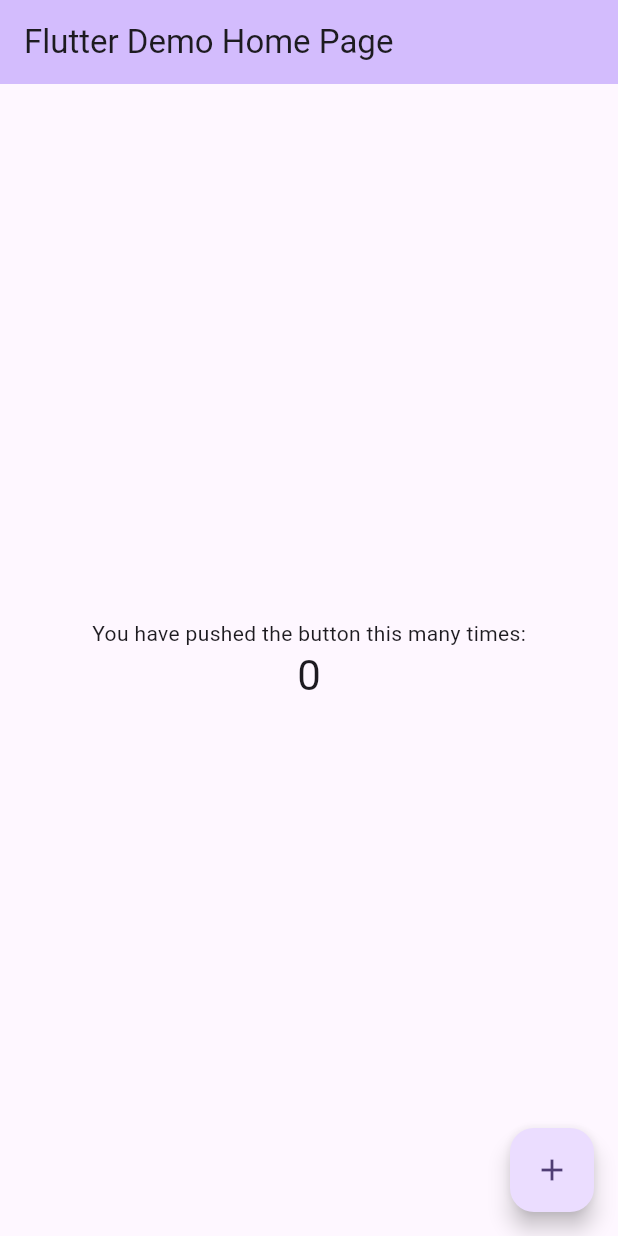
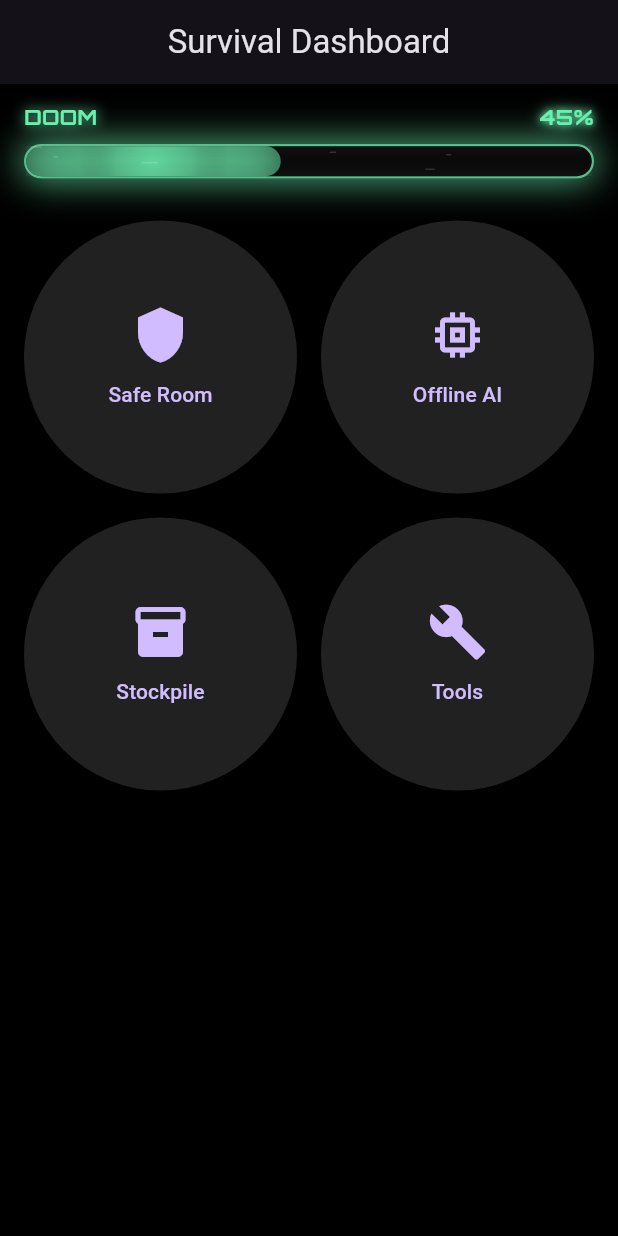
Before and after one commit to tom-robinsonuk/survival_app, a Flutter app: the screen it shows after launch, on a phone screen of 412 x 824 dp. Run offline on Flutter 3.47's test engine with Material 3 defaults, Android fonts, the phone set to English and light mode, and no system bars; drawn by our look-alikes of flutter_animate; our stand-ins replace google_fonts.

Commit message:
Updated to include a base Survival Dashboard, also added a loading bar for threat level, which now changes colour based on percentage e.g green < 50,  80> red

```diff
--- a/lib/main.dart
+++ b/lib/main.dart
@@ -1,122 +1,23 @@
 import 'package:flutter/material.dart';
+import 'screens/home_screen.dart';
 
 void main() {
-  runApp(const MyApp());
+  runApp(SurvivalApp());
 }
 
-class MyApp extends StatelessWidget {
-  const MyApp({super.key});
+class SurvivalApp extends StatelessWidget {
+  const SurvivalApp({super.key});
 
-  // This widget is the root of your application.
   @override
   Widget build(BuildContext context) {
     return MaterialApp(
-      title: 'Flutter Demo',
-      theme: ThemeData(
-        // This is the theme of your application.
-        //
-        // TRY THIS: Try running your application with "flutter run". You'll see
-        // the application has a purple toolbar. Then, without quitting the app,
-        // try changing the seedColor in the colorScheme below to Colors.green
-        // and then invoke "hot reload" (save your changes or press the "hot
-        // reload" button in a Flutter-supported IDE, or press "r" if you used
-        // the command line to start the app).
-        //
-        // Notice that the counter didn't reset back to zero; the application
-        // state is not lost during the reload. To reset the state, use hot
-        // restart instead.
-        //
-        // This works for code too, not just values: Most code changes can be
-        // tested with just a hot reload.
-        colorScheme: ColorScheme.fromSeed(seedColor: Colors.deepPurple),
+      title: 'Survival App',
+      theme: ThemeData.dark().copyWith(
+        scaffoldBackgroundColor: Colors.black,
+        primaryColor: Colors.greenAccent,
       ),
-      home: const MyHomePage(title: 'Flutter Demo Home Page'),
+      debugShowCheckedModeBanner: false,
+      home: HomeScreen(),
     );
   }
 }
-
-class MyHomePage extends StatefulWidget {
-  const MyHomePage({super.key, required this.title});
-
-  // This widget is the home page of your application. It is stateful, meaning
-  // that it has a State object (defined below) that contains fields that affect
-  // how it looks.
-
-  // This class is the configuration for the state. It holds the values (in this
-  // case the title) provided by the parent (in this case the App widget) and
-  // used by the build method of the State. Fields in a Widget subclass are
-  // always marked "final".
-
-  final String title;
-
-  @override
-  State<MyHomePage> createState() => _MyHomePageState();
-}
-
-class _MyHomePageState extends State<MyHomePage> {
-  int _counter = 0;
-
-  void _incrementCounter() {
-    setState(() {
-      // This call to setState tells the Flutter framework that something has
-      // changed in this State, which causes it to rerun the build method below
-      // so that the display can reflect the updated values. If we changed
-      // _counter without calling setState(), then the build method would not be
-      // called again, and so nothing would appear to happen.
-      _counter++;
-    });
-  }
-
-  @override
-  Widget build(BuildContext context) {
-    // This method is rerun every time setState is called, for instance as done
-    // by the _incrementCounter method above.
-    //
-    // The Flutter framework has been optimized to make rerunning build methods
-    // fast, so that you can just rebuild anything that needs updating rather
-    // than having to individually change instances of widgets.
-    return Scaffold(
-      appBar: AppBar(
-        // TRY THIS: Try changing the color here to a specific color (to
-        // Colors.amber, perhaps?) and trigger a hot reload to see the AppBar
-        // change color while the other colors stay the same.
-        backgroundColor: Theme.of(context).colorScheme.inversePrimary,
-        // Here we take the value from the MyHomePage object that was created by
-        // the App.build method, and use it to set our appbar title.
-        title: Text(widget.title),
-      ),
-      body: Center(
-        // Center is a layout widget. It takes a single child and positions it
-        // in the middle of the parent.
-        child: Column(
-          // Column is also a layout widget. It takes a list of children and
-          // arranges them vertically. By default, it sizes itself to fit its
-          // children horizontally, and tries to be as tall as its parent.
-          //
-          // Column has various properties to control how it sizes itself and
-          // how it positions its children. Here we use mainAxisAlignment to
-          // center the children vertically; the main axis here is the vertical
-          // axis because Columns are vertical (the cross axis would be
-          // horizontal).
-          //
-          // TRY THIS: Invoke "debug painting" (choose the "Toggle Debug Paint"
-          // action in the IDE, or press "p" in the console), to see the
-          // wireframe for each widget.
-          mainAxisAlignment: MainAxisAlignment.center,
-          children: <Widget>[
-            const Text('You have pushed the button this many times:'),
-            Text(
-              '$_counter',
-              style: Theme.of(context).textTheme.headlineMedium,
-            ),
-          ],
-        ),
-      ),
-      floatingActionButton: FloatingActionButton(
-        onPressed: _incrementCounter,
-        tooltip: 'Increment',
-        child: const Icon(Icons.add),
-      ), // This trailing comma makes auto-formatting nicer for build methods.
-    );
-  }
-}
--- /dev/null
+++ b/lib/screens/home_screen.dart
@@ -0,0 +1,234 @@
+import 'package:flutter/material.dart';
+import 'package:flutter_animate/flutter_animate.dart';
+import 'dart:math';
+import 'package:google_fonts/google_fonts.dart';
+
+class HomeScreen extends StatelessWidget {
+  final List<Map<String, dynamic>> features = [
+    {'label': 'Safe Room', 'icon': Icons.shield},
+    {'label': 'Offline AI', 'icon': Icons.memory},
+    {'label': 'Stockpile', 'icon': Icons.inventory},
+    {'label': 'Tools', 'icon': Icons.build},
+  ];
+
+  HomeScreen({super.key});
+
+  @override
+  Widget build(BuildContext context) {
+    double threat = 0.45; // 0.0‒1.0 – change this value to test
+    Color glow = (threat < 0.50)
+        ? Colors.greenAccent
+        : (threat < 0.80)
+        ? Colors.orangeAccent
+        : Colors.redAccent;
+    return Scaffold(
+      appBar: AppBar(title: Text('Survival Dashboard'), centerTitle: true),
+      body: Column(
+        children: [
+          // ─────────────────────────────────────────────────────────
+          Padding(
+            padding: const EdgeInsets.symmetric(horizontal: 16.0, vertical: 12),
+            child: Column(
+              crossAxisAlignment: CrossAxisAlignment.start,
+              children: [
+                // 1)  Label (“DOOM”)  and  Percentage (“60%”)
+                Row(
+                  mainAxisAlignment: MainAxisAlignment.spaceBetween,
+                  children: [
+                    Text(
+                      'DOOM',
+                      style: GoogleFonts.orbitron(
+                        fontSize: 14,
+                        fontWeight: FontWeight.bold,
+                        color: glow,
+                        shadows: [Shadow(blurRadius: 10, color: glow)],
+                      ),
+                    ),
+                    Text(
+                      '${(threat * 100).round()}%',
+                      style: GoogleFonts.orbitron(
+                        color: glow,
+                        fontSize: 14,
+                        fontWeight: FontWeight.bold,
+                        shadows: [
+                          Shadow(color: glow, blurRadius: 6),
+                          Shadow(color: glow, blurRadius: 12),
+                        ],
+                      ),
+                    ),
+                  ],
+                ),
+                const SizedBox(height: 8),
+
+                // 2)  Glowing progress bar with scanline + sparks
+                Container(
+                  decoration: BoxDecoration(
+                    color: Colors.black,
+                    borderRadius: BorderRadius.circular(12),
+                    border: Border.all(
+                      color: glow.withValues(alpha: 0.8),
+                      width: 1.5,
+                    ),
+                    boxShadow: [
+                      BoxShadow(
+                        color: glow.withValues(alpha: 0.7),
+                        blurRadius: 20,
+                        spreadRadius: 2,
+                      ),
+                    ],
+                  ),
+                  child: Stack(
+                    children: [
+                      // background track
+                      Container(
+                        height: 20,
+                        decoration: BoxDecoration(
+                          color: const Color.fromARGB(
+                            255,
+                            22,
+                            22,
+                            22,
+                          )!.withValues(alpha: 0.25),
+                          borderRadius: BorderRadius.circular(10),
+                        ),
+                      ),
+
+                      // glowing foreground fill
+                      ClipRRect(
+                        borderRadius: BorderRadius.circular(10),
+                        child: FractionallySizedBox(
+                          alignment: Alignment.centerLeft,
+                          widthFactor: threat,
+                          child:
+                              Container(
+                                    height: 20,
+                                    decoration: BoxDecoration(
+                                      gradient: RadialGradient(
+                                        center: Alignment.center,
+                                        radius: 2.5,
+                                        colors: [
+                                          glow.withValues(alpha: 0.6),
+                                          glow.withValues(alpha: 0.2),
+                                          Colors.transparent,
+                                        ],
+                                      ),
+                                      borderRadius: BorderRadius.circular(10),
+                                      boxShadow: [
+                                        BoxShadow(
+                                          color: glow.withValues(alpha: 0.85),
+                                          blurRadius: 30,
+                                          spreadRadius: 8,
+                                          offset: Offset(0, 0),
+                                        ),
+                                        BoxShadow(
+                                          color: glow.withValues(alpha: 0.4),
+                                          blurRadius: 30,
+                                          spreadRadius: 8,
+                                          offset: Offset(0, 0),
+                                        ),
+                                      ],
+                                    ),
+                                  )
+                                  .animate(
+                                    onPlay: (c) => c.repeat(reverse: true),
+                                  )
+                                  .scaleXY(
+                                    end: 1.01,
+                                    duration: 1200.ms,
+                                    curve: Curves.easeInOut,
+                                  )
+                                  .shimmer(duration: 1000.ms)
+                                  .shake(duration: 600.ms, hz: 0.3),
+                        ),
+                      ),
+
+                      // scanline overlay
+                      Positioned.fill(
+                        child: ShaderMask(
+                          shaderCallback: (bounds) {
+                            return LinearGradient(
+                              colors: [
+                                Colors.white.withValues(alpha: 0.03),
+                                Colors.transparent,
+                                Colors.white.withValues(alpha: 0.03),
+                              ],
+                              stops: [0.0, 0.5, 1.0],
+                              begin: Alignment.topCenter,
+                              end: Alignment.bottomCenter,
+                              tileMode: TileMode.mirror,
+                            ).createShader(bounds);
+                          },
+                          blendMode: BlendMode.srcOver,
+                          child: Container(
+                            color: Colors.white.withValues(alpha: 0.02),
+                          ),
+                        ),
+                      ),
+
+                      // glitch sparks
+                      ...List.generate(6, (i) {
+                        final rnd = Random(i);
+                        final top = rnd.nextDouble() * 18;
+                        final left = rnd.nextDouble() * 300;
+                        final width = rnd.nextDouble() * 10 + 2;
+
+                        return Positioned(
+                          top: top,
+                          left: left,
+                          child:
+                              Container(
+                                    width: width,
+                                    height: 1,
+                                    color: Colors.white.withValues(alpha: 0.15),
+                                  )
+                                  .animate(
+                                    onPlay: (c) => c.repeat(
+                                      period: Duration(
+                                        milliseconds: (500 + rnd.nextInt(400)),
+                                      ),
+                                      reverse: true,
+                                    ),
+                                  )
+                                  .fadeIn(duration: 80.ms)
+                                  .fadeOut(duration: 80.ms),
+                        );
+                      }),
+                    ],
+                  ),
+                ),
+              ],
+            ),
+          ),
+          // ─────────────────────────────────────────────────────────
+          Expanded(
+            child: GridView.count(
+              crossAxisCount: 2,
+              padding: EdgeInsets.all(16),
+              crossAxisSpacing: 16,
+              mainAxisSpacing: 16,
+              children: features.map((feature) {
+                return ElevatedButton(
+                  onPressed: () {
+                    // TODO: Navigate to feature screen
+                  },
+                  style: ElevatedButton.styleFrom(
+                    backgroundColor: Colors.grey[900],
+                    padding: EdgeInsets.all(16),
+                  ),
+                  child: Column(
+                    mainAxisAlignment: MainAxisAlignment.center,
+                    children: [
+                      Icon(feature['icon'], size: 40),
+                      SizedBox(height: 10),
+                      Text(feature['label']),
+                    ],
+                  ),
+                );
+              }).toList(),
+            ),
+          ),
+        ],
+      ),
+    );
+  }
+}
--- a/pubspec.yaml
+++ b/pubspec.yaml
@@ -34,6 +34,9 @@ dependencies:
   # The following adds the Cupertino Icons font to your application.
   # Use with the CupertinoIcons class for iOS style icons.
   cupertino_icons: ^1.0.8
+  flutter_animate: ^4.5.2
+  google_fonts: ^6.2.1
+  path_provider: ^2.1.5
 
 dev_dependencies:
   flutter_test:
```
Also changed, not shown: pubspec.lock, 2 other files.
